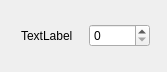
Before: the Qt Designer form APSavegameEditor/Stats.ui in odom11/ap_savegame_editor, drawn with Qt 5.
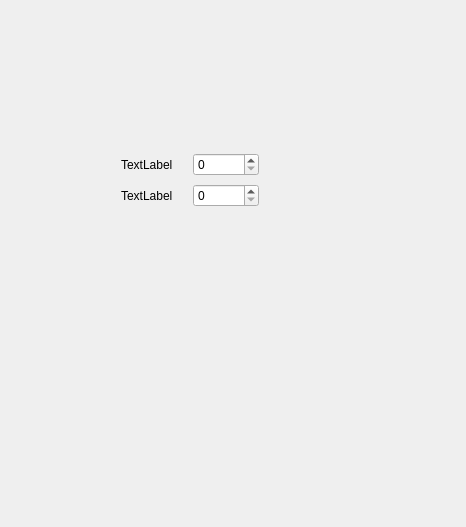
After: the same form once the commit is applied.

Commit message: can edit statpoints and money

```diff
--- a/APSavegameEditor/Stats.ui
+++ b/APSavegameEditor/Stats.ui
@@ -6,8 +6,8 @@
    <rect>
     <x>0</x>
     <y>0</y>
-    <width>167</width>
-    <height>72</height>
+    <width>466</width>
+    <height>527</height>
    </rect>
   </property>
   <property name="windowTitle">
@@ -16,13 +16,13 @@
   <widget class="QWidget" name="gridLayoutWidget">
    <property name="geometry">
     <rect>
-     <x>10</x>
-     <y>10</y>
-     <width>151</width>
-     <height>51</height>
+     <x>110</x>
+     <y>140</y>
+     <width>160</width>
+     <height>80</height>
     </rect>
    </property>
-   <layout class="QGridLayout" name="gridLayout">
+   <layout class="QGridLayout" name="gridLayout_2">
     <item row="0" column="0">
      <widget class="QLabel" name="freeStatpointsLabel">
       <property name="text">
@@ -31,7 +31,21 @@
      </widget>
     </item>
     <item row="0" column="1">
-     <widget class="QSpinBox" name="freeStatpointsValue"/>
+     <layout class="QGridLayout" name="gridLayout">
+      <item row="0" column="1">
+       <widget class="QSpinBox" name="freeStatpointsValue"/>
+      </item>
+     </layout>
+    </item>
+    <item row="1" column="0">
+     <widget class="QLabel" name="moneyLabel">
+      <property name="text">
+       <string>TextLabel</string>
+      </property>
+     </widget>
+    </item>
+    <item row="1" column="1">
+     <widget class="QSpinBox" name="moneyValue"/>
     </item>
    </layout>
   </widget>
```
Left out of the diff: 2 changed lines with no effect on the pictures. The commit also changes 9 other files.
